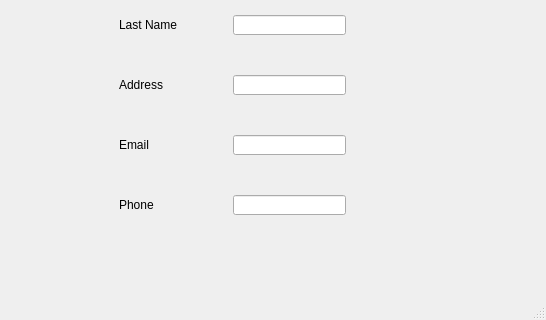
MARK-42/Store_Management, file customer.ui: the form before one commit; both pictures show x 97 to 643 and y 155 to 475 of the 643 by 475 pixel window.
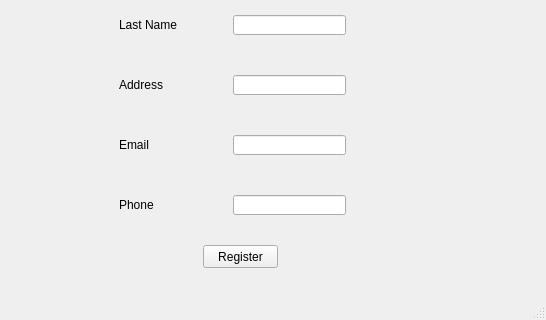
The form after the commit.

```diff
--- a/customer.ui
+++ b/customer.ui
@@ -148,6 +148,19 @@
      <string>New Customer</string>
     </property>
    </widget>
+   <widget class="QPushButton" name="pushButton">
+    <property name="geometry">
+     <rect>
+      <x>300</x>
+      <y>400</y>
+      <width>75</width>
+      <height>23</height>
+     </rect>
+    </property>
+    <property name="text">
+     <string>Register</string>
+    </property>
+   </widget>
   </widget>
   <widget class="QMenuBar" name="menubar">
    <property name="geometry">
```
